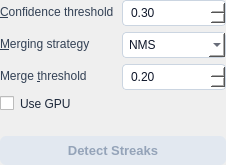
Above: src/startrails/ui/step_detect_streaks.ui from gkyle/startrails before the change. Below: the same form after it.
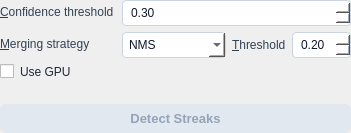
That is the form after the change.

Commit message: Compact settings layout in Detect Streaks and Stack Images cards

```diff
--- a/src/startrails/ui/step_detect_streaks.ui
+++ b/src/startrails/ui/step_detect_streaks.ui
@@ -108,6 +108,11 @@
       </widget>
      </item>
      <item row="1" column="1">
+      <layout class="QHBoxLayout" name="mergeRow">
+       <property name="spacing">
+        <number>6</number>
+       </property>
+       <item>
       <widget class="QComboBox" name="mergeMethod">
        <item>
         <property name="text">
@@ -121,17 +126,20 @@
        </item>
       </widget>
      </item>
-     <item row="2" column="0">
+       <item>
       <widget class="QLabel" name="thresholdLabel">
        <property name="text">
-        <string>Merge &amp;threshold</string>
+          <string>&amp;Threshold</string>
+         </property>
+         <property name="toolTip">
+          <string>Merge threshold</string>
        </property>
        <property name="buddy">
         <cstring>mergeThreshold</cstring>
        </property>
       </widget>
      </item>
-     <item row="2" column="1">
+       <item>
       <widget class="QDoubleSpinBox" name="mergeThreshold">
        <property name="maximum">
         <double>1.000000</double>
@@ -143,6 +151,8 @@
         <double>0.200000</double>
        </property>
       </widget>
+       </item>
+      </layout>
      </item>
     </layout>
    </item>
```
Lines whose indentation alone changed are shown as unchanged. The commit also changes 3 other files.
